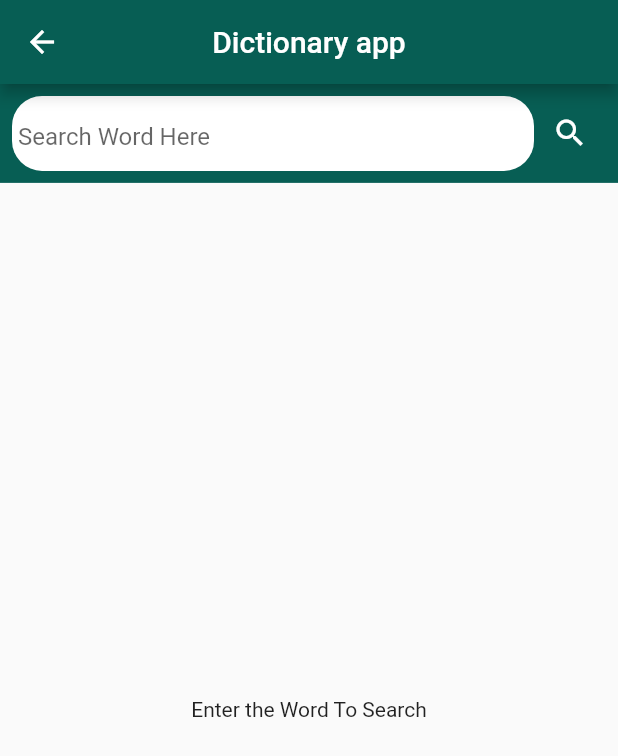
After one commit to ksrikanth554/fluttercomponents, a Flutter app: the screen it shows after launch, after a tap on "Dictionary App", on a phone screen of 412 x 824 dp. The commit adds this screen. Shown: the top 756 px of the screen. Run offline on Flutter 3.47's test engine with Material 2 defaults, Android fonts, the phone set to English and light mode, and no system bars; our stand-ins replace font_awesome_flutter, google_maps_flutter, sqflite, syncfusion_flutter_charts; missing offline and left inert: foldable_sidebar, multilevel_drawer, swipedetector; accounts and stored records are empty; network calls fail.

Commit message:
dictionary

```diff
--- /dev/null
+++ b/lib/dictionaryapp/dictionary.dart
@@ -0,0 +1,153 @@
+import 'dart:async';
+import 'dart:convert';
+
+import 'package:flutter/material.dart';
+import 'package:http/http.dart' as http;
+
+class DictionaryApp extends StatefulWidget {
+  @override
+  _DictionaryAppState createState() => _DictionaryAppState();
+}
+
+class _DictionaryAppState extends State<DictionaryApp> {
+
+  var url='https://owlbot.info/api/v4/dictionary/';
+  var token='5f4f908b3653735c24fd9cb7bcf166bac6c63f25';
+  TextEditingController _controller=TextEditingController();
+  StreamController _streamController;
+  Stream _stream;
+  Timer _timer;
+
+  @override
+  void initState() {
+    super.initState();
+    _streamController=StreamController();
+    _stream=_streamController.stream;
+  }
+  _search()async{
+    if (_controller.text==null || _controller.text.length==0) {
+      _streamController.add(null);
+    }
+    _streamController.add('waiting');
+    http.Response response=await http.get('$url${_controller.text.trim()}',headers:{'Authorization':'Token $token'});
+    if (response.statusCode==404) {
+      _streamController.add('Data Not Found');
+    }
+    else{
+    _streamController.add(json.decode(response.body));
+    }
+  }
+  @override
+  Widget build(BuildContext context) {
+    return Scaffold(
+      appBar: AppBar(
+        centerTitle: true,
+        title: Text('Dictionary app',),
+      ),
+        body: Column(
+          children: <Widget>[
+            Container(
+              height: MediaQuery.of(context).size.height*0.08,
+              color: Color(0xff075E54),
+              child: Padding(
+                padding: const EdgeInsets.all(8.0),
+                child: Row(
+                  children: <Widget>[
+                    Expanded(
+                         child: Container(
+
+                        decoration: BoxDecoration(
+                          borderRadius: BorderRadius.circular(20),
+                          color: Colors.white
+                        ),
+                        child: Padding(
+                          padding: const EdgeInsets.all(4.0),
+                          child: TextFormField(
+                            controller: _controller,
+                            decoration: InputDecoration(
+                              hintText: 'Search Word Here',
+                              border: InputBorder.none
+                            ),
+                            onChanged: (val){
+                              if (_timer?.isActive==true) {
+                                _timer.cancel();
+                              }
+                              _timer=Timer(Duration(milliseconds: 1000), (){
+                                _search();
+                              });
+                            },
+                          ),
+                        ),
+                      ),
+                    ),
+                    IconButton(
+                      icon: Icon(Icons.search,color: Colors.white,),
+                      onPressed: (){
+                          _search();
+                      }
+                    )
+                  ],
+                ),
+              ),
+            ),
+            Expanded(
+                 child: Container(
+                child: StreamBuilder(
+                  stream: _stream,
+                  builder: (BuildContext context,AsyncSnapshot snapshot){
+                      if (snapshot.data==null) {
+                        return Center(
+                          child: Text('Enter the Word To Search'),
+                        );
+                      }
+                      if (snapshot.data=='waiting') {
+                        return Center(
+                          child: CircularProgressIndicator(),
+                        );
+                      }
+                      if (snapshot.data=='Data Not Found') {
+                        return Center(
+                          child: Text('Data Not Found'),
+                        );
+                      }
+                      return ListView.builder(
+                        itemCount: snapshot.data['definitions'].length,
+                        itemBuilder: (ctx,index){
+                          Map mapData=snapshot.data['definitions'][index];
+                          return Padding(
+                            padding: const EdgeInsets.all(8.0),
+                            child: ListBody(
+                              children: <Widget>[
+                                Container(
+                                  color: Colors.grey[400],
+                                  child:ListTile(
+
+                                    leading: mapData['image_url']==null?null:CircleAvatar(
+                                      backgroundImage:NetworkImage(mapData['image_url']) ,
+                                    ),
+                                     title: Container(
+                                        child: Text('${_controller.text}:${mapData['type']}',style:TextStyle(fontWeight:FontWeight.bold),)
+                                      ),
+
+                                  ),
+
+                                ),
+                                Container(
+                                  color: Colors.white,
+                                  child: Text(mapData['definition']),
+                                )
+                              ],
+                            ),
+                          );
+                        }
+                    );
+                  }
+                ),
+              ),
+            )
+          ],
+        ),
+
+    );
+  }
+}
--- a/lib/main.dart
+++ b/lib/main.dart
@@ -1,9 +1,13 @@
+import 'dart:convert';
+
 import 'package:flutter/cupertino.dart';
 import 'package:flutter/material.dart';
 import 'package:fluttercomponents/animated_List.dart';
 import 'package:fluttercomponents/animations/loginpage_animation.dart';
+import 'package:fluttercomponents/dictionaryapp/dictionary.dart';
 import 'package:fluttercomponents/itemstack_listview.dart';
 import 'package:fluttercomponents/sidebars/multilevel_sidebar.dart';
+import 'package:http/http.dart';
 import './sidebars/foldedsidebar.dart';
 import 'package:fluttercomponents/providers/counterui.dart';
 import 'package:fluttercomponents/providers/getcountproviders.dart';
@@ -43,6 +47,7 @@ class Home extends StatelessWidget {
   }
 }
 class FirstPage extends StatelessWidget {
+
   @override
   Widget build(BuildContext context) {
     return Container(
@@ -92,6 +97,10 @@ class FirstPage extends StatelessWidget {
           RaisedButton(
             child: Text('Google Map Example'),
             onPressed: ()=>Navigator.of(context).push(MaterialPageRoute(builder: (ctx)=>GoogleMapExample()))),
+          RaisedButton(
+            child: Text('Dictionary App'),
+            onPressed: ()=>Navigator.of(context).push(MaterialPageRoute(builder: (ctx)=>DictionaryApp()))
+            ),
         ],
       )
     );
--- a/pubspec.yaml
+++ b/pubspec.yaml
@@ -33,6 +33,7 @@ dependencies:
   multilevel_drawer: ^1.0.3
   google_maps_flutter:
   font_awesome_flutter: ^8.8.1
+  http: ^0.12.1
 dev_dependencies:
   flutter_test:
     sdk: flutter
```
Also changed, not shown: pubspec.lock.
